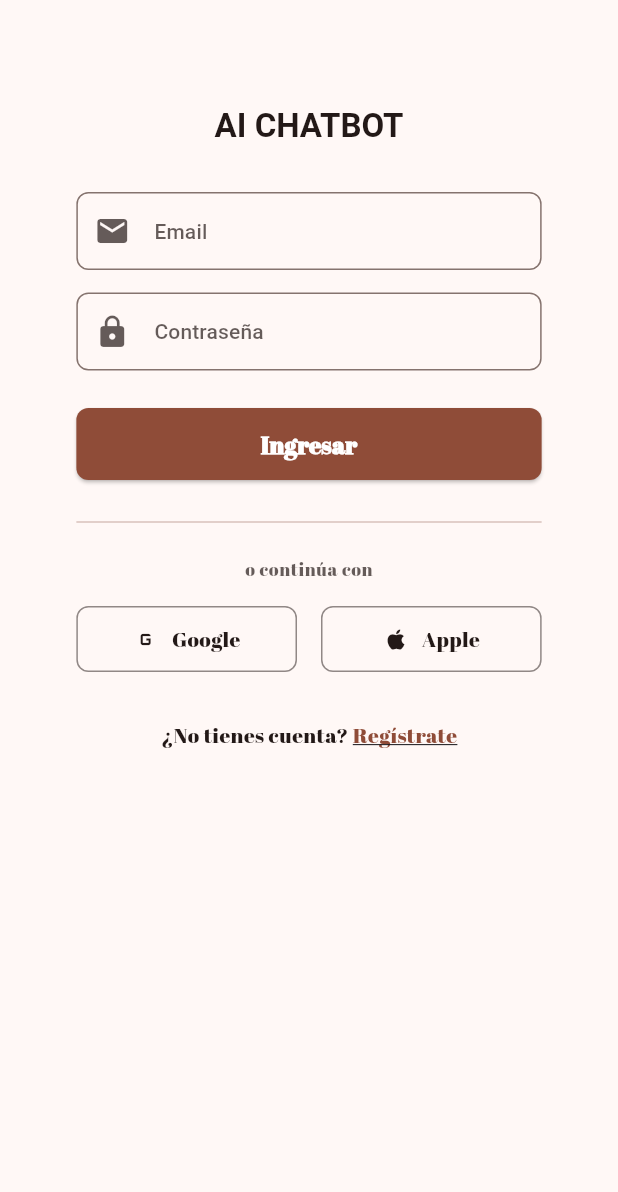
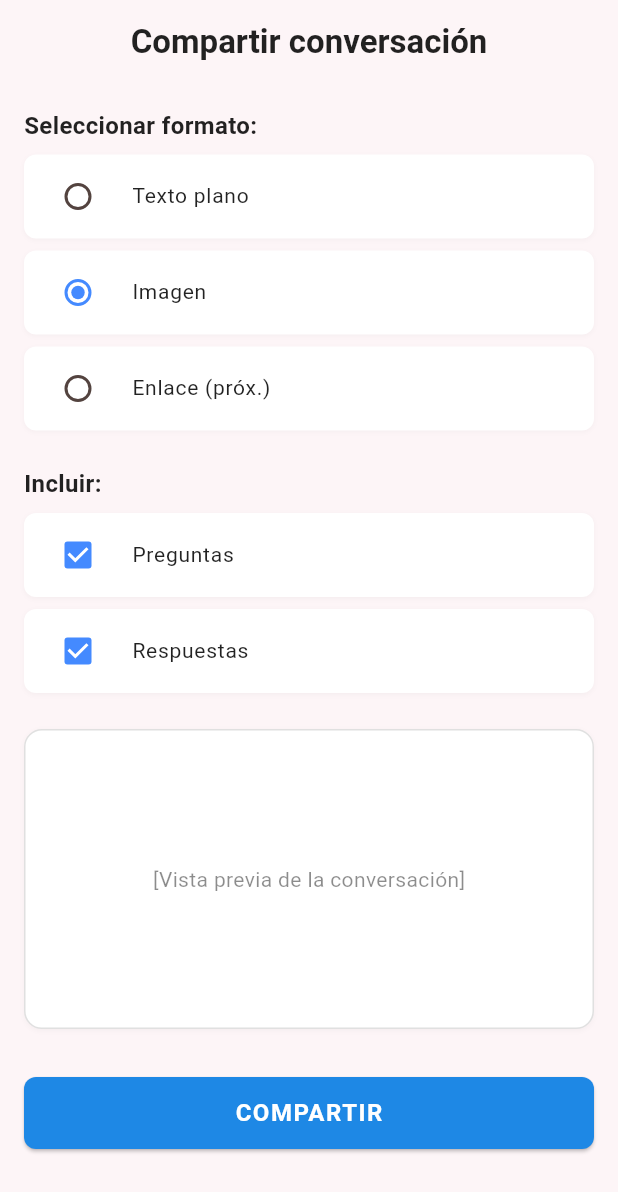
Before and after one commit to imwaltdiaz/prograMovil, a Flutter app: the screen it shows after launch, on a phone screen of 412 x 824 dp. Shown: the top 1192 px of the screen. Run offline on Flutter 3.47's test engine with Material 3 defaults, Android fonts, the phone set to English and light mode, and no system bars; our stand-ins replace get, google_fonts; Roboto replaces fonts that are missing (Allerta).

Commit message:
mejora casos de uso

```diff
--- a/AI_chatbot/lib/main.dart
+++ b/AI_chatbot/lib/main.dart
@@ -1,3 +1,5 @@
+// lib/main.dart
+
 import 'package:flutter/material.dart';
 import 'package:flutter_localizations/flutter_localizations.dart';
 import './configs/theme_1.dart';
@@ -7,9 +9,11 @@ import './pages/register/register.dart';
 import './pages/login/login.dart';
 import './pages/preferences/preferences_page.dart';
 import './pages/History/HistoryPage.dart';
-import 'package:intl/intl.dart';
 import './pages/Chat/chat_page.dart';
 import './pages/profile/profile_page.dart';
+import './pages/evaluation/evaluation.dart';
+import './pages/compartir/compartir.dart';
+import 'package:intl/intl.dart';
 
 void main() => runApp(const MyApp());
 
@@ -33,14 +37,12 @@ class _MyAppState extends State<MyApp> {
       theme: materialTheme.light(),
       darkTheme: materialTheme.dark(),
       themeMode: ThemeMode.system,
-        initialRoute: '/login', // Ruta inicial
+      initialRoute: '/compartir', // Ruta inicial
       // Establece el soporte de localización de tu app
-        localizationsDelegates: [
-          GlobalMaterialLocalizations
-              .delegate, // Delegado para material widgets
+      localizationsDelegates: const [
+        GlobalMaterialLocalizations.delegate, // Delegado para material widgets
         GlobalCupertinoLocalizations.delegate, // Delegado para iOS
-          GlobalWidgetsLocalizations
-              .delegate, // Delegado para widgets generales
+        GlobalWidgetsLocalizations.delegate, // Delegado para widgets generales
       ],
       supportedLocales: const [
         Locale('en', 'US'), // Inglés
@@ -56,7 +58,8 @@ class _MyAppState extends State<MyApp> {
         '/chat': (context) => ChatPage(),
         '/profile': (context) => ProfilePage(),
         '/evaluation': (context) => EvaluationPage(),
-
-        });
+        '/compartir': (context) => CompartirPage(),
+      },
+    );
   }
 }
--- /dev/null
+++ b/AI_chatbot/lib/pages/compartir/compartir.dart
@@ -0,0 +1,310 @@
+// lib/pages/compartir/compartir.dart
+
+import 'package:flutter/material.dart';
+
+class CompartirPage extends StatefulWidget {
+  const CompartirPage({super.key});
+
+  @override
+  State<CompartirPage> createState() => _CompartirPageState();
+}
+
+class _CompartirPageState extends State<CompartirPage> {
+  // 0 = Texto plano, 1 = Imagen, 2 = Enlace (próx.)
+  int _selectedFormat = 1;
+
+  bool _includePreguntas = true;
+  bool _includeRespuestas = true;
+
+  @override
+  Widget build(BuildContext context) {
+    return Scaffold(
+      backgroundColor: const Color(0xFFFDF5F7),
+      appBar: AppBar(
+        backgroundColor: const Color(0xFFFDF5F7),
+        elevation: 0,
+        iconTheme: const IconThemeData(color: Colors.black87),
+        title: const Text(
+          'Compartir conversación',
+          style: TextStyle(
+            color: Colors.black87,
+            fontWeight: FontWeight.w600,
+            fontFamily: 'Roboto',
+          ),
+        ),
+        centerTitle: true,
+      ),
+      body: Padding(
+        padding: const EdgeInsets.all(16.0),
+        child: Column(
+          children: [
+            // ======= Seleccionar Formato =======
+            Align(
+              alignment: Alignment.centerLeft,
+              child: Text(
+                'Seleccionar formato:',
+                style: TextStyle(
+                  fontFamily: 'Roboto',
+                  fontSize: 16,
+                  fontWeight: FontWeight.w600,
+                  color: Colors.black87,
+                ),
+              ),
+            ),
+            const SizedBox(height: 8),
+
+            // Opción: Texto plano
+            Container(
+              decoration: BoxDecoration(
+                color: Colors.white,
+                borderRadius: BorderRadius.circular(8),
+                boxShadow: [
+                  BoxShadow(
+                    color: Colors.black.withOpacity(0.03),
+                    blurRadius: 2,
+                    offset: const Offset(0, 1),
+                  ),
+                ],
+              ),
+              child: RadioListTile<int>(
+                value: 0,
+                groupValue: _selectedFormat,
+                title: const Text(
+                  'Texto plano',
+                  style: TextStyle(
+                    fontFamily: 'Roboto',
+                    fontSize: 14,
+                    color: Colors.black87,
+                  ),
+                ),
+                activeColor: Colors.blueAccent,
+                onChanged: (value) {
+                  setState(() {
+                    _selectedFormat = value!;
+                  });
+                },
+              ),
+            ),
+            const SizedBox(height: 8),
+
+            // Opción: Imagen
+            Container(
+              decoration: BoxDecoration(
+                color: Colors.white,
+                borderRadius: BorderRadius.circular(8),
+                boxShadow: [
+                  BoxShadow(
+                    color: Colors.black.withOpacity(0.03),
+                    blurRadius: 2,
+                    offset: const Offset(0, 1),
+                  ),
+                ],
+              ),
+              child: RadioListTile<int>(
+                value: 1,
+                groupValue: _selectedFormat,
+                title: const Text(
+                  'Imagen',
+                  style: TextStyle(
+                    fontFamily: 'Roboto',
+                    fontSize: 14,
+                    color: Colors.black87,
+                  ),
+                ),
+                activeColor: Colors.blueAccent,
+                onChanged: (value) {
+                  setState(() {
+                    _selectedFormat = value!;
+                  });
+                },
+              ),
+            ),
+            const SizedBox(height: 8),
+
+            // Opción: Enlace (próx.)
+            Container(
+              decoration: BoxDecoration(
+                color: Colors.white,
+                borderRadius: BorderRadius.circular(8),
+                boxShadow: [
+                  BoxShadow(
+                    color: Colors.black.withOpacity(0.03),
+                    blurRadius: 2,
+                    offset: const Offset(0, 1),
+                  ),
+                ],
+              ),
+              child: RadioListTile<int>(
+                value: 2,
+                groupValue: _selectedFormat,
+                title: const Text(
+                  'Enlace (próx.)',
+                  style: TextStyle(
+                    fontFamily: 'Roboto',
+                    fontSize: 14,
+                    color: Colors.black87,
+                  ),
+                ),
+                activeColor: Colors.blueAccent,
+                onChanged: (value) {
+                  setState(() {
+                    _selectedFormat = value!;
+                  });
+                },
+              ),
+            ),
+
+            const SizedBox(height: 24),
+
+            // ======= Incluir: Preguntas / Respuestas =======
+            Align(
+              alignment: Alignment.centerLeft,
+              child: Text(
+                'Incluir:',
+                style: TextStyle(
+                  fontFamily: 'Roboto',
+                  fontSize: 16,
+                  fontWeight: FontWeight.w600,
+                  color: Colors.black87,
+                ),
+              ),
+            ),
+            const SizedBox(height: 8),
+
+            // Checkbox: Preguntas
+            Container(
+              decoration: BoxDecoration(
+                color: Colors.white,
+                borderRadius: BorderRadius.circular(8),
+                boxShadow: [
+                  BoxShadow(
+                    color: Colors.black.withOpacity(0.03),
+                    blurRadius: 2,
+                    offset: const Offset(0, 1),
+                  ),
+                ],
+              ),
+              child: CheckboxListTile(
+                title: const Text(
+                  'Preguntas',
+                  style: TextStyle(
+                    fontFamily: 'Roboto',
+                    fontSize: 14,
+                    color: Colors.black87,
+                  ),
+                ),
+                value: _includePreguntas,
+                activeColor: Colors.blueAccent,
+                onChanged: (value) {
+                  setState(() {
+                    _includePreguntas = value!;
+                  });
+                },
+                controlAffinity: ListTileControlAffinity.leading,
+              ),
+            ),
+            const SizedBox(height: 8),
+
+            // Checkbox: Respuestas
+            Container(
+              decoration: BoxDecoration(
+                color: Colors.white,
+                borderRadius: BorderRadius.circular(8),
+                boxShadow: [
+                  BoxShadow(
+                    color: Colors.black.withOpacity(0.03),
+                    blurRadius: 2,
+                    offset: const Offset(0, 1),
+                  ),
+                ],
+              ),
+              child: CheckboxListTile(
+                title: const Text(
+                  'Respuestas',
+                  style: TextStyle(
+                    fontFamily: 'Roboto',
+                    fontSize: 14,
+                    color: Colors.black87,
+                  ),
+                ),
+                value: _includeRespuestas,
+                activeColor: Colors.blueAccent,
+                onChanged: (value) {
+                  setState(() {
+                    _includeRespuestas = value!;
+                  });
+                },
+                controlAffinity: ListTileControlAffinity.leading,
+              ),
+            ),
+
+            const SizedBox(height: 24),
+
+            // ======= Vista previa de la conversación =======
+            Container(
+              width: double.infinity,
+              height: 200,
+              decoration: BoxDecoration(
+                color: Colors.white,
+                borderRadius: BorderRadius.circular(12),
+                border: Border.all(color: Colors.black12),
+                boxShadow: [
+                  BoxShadow(
+                    color: Colors.black.withOpacity(0.03),
+                    blurRadius: 2,
+                    offset: const Offset(0, 1),
+                  ),
+                ],
+              ),
+              alignment: Alignment.center,
+              child: const Text(
+                '[Vista previa de la conversación]',
+                style: TextStyle(
+                  fontFamily: 'Roboto',
+                  fontSize: 14,
+                  color: Colors.black45,
+                ),
+              ),
+            ),
+
+            const SizedBox(height: 32),
+
+            // ======= Botón COMPARTIR =======
+            SizedBox(
+              width: double.infinity,
+              height: 48,
+              child: ElevatedButton(
+                onPressed: () {
+                  // Lógica para compartir, por ejemplo:
+                  // - Si _selectedFormat == 1 y _includePreguntas == true, etc.
+                  ScaffoldMessenger.of(context).showSnackBar(
+                    const SnackBar(
+                      content: Text('Se ha compartido la conversación.'),
+                      duration: Duration(seconds: 2),
+                    ),
+                  );
+                },
+                style: ElevatedButton.styleFrom(
+                  backgroundColor: const Color(0xFF1E88E5),
+                  shape: RoundedRectangleBorder(
+                    borderRadius: BorderRadius.circular(8),
+                  ),
+                ),
+                child: const Text(
+                  'COMPARTIR',
+                  style: TextStyle(
+                    fontFamily: 'Roboto',
+                    fontSize: 16,
+                    fontWeight: FontWeight.w600,
+                    color: Colors.white,
+                    letterSpacing: 1.0,
+                  ),
+                ),
+              ),
+            ),
+          ],
+        ),
+      ),
+    );
+  }
+}
--- a/AI_chatbot/lib/pages/evaluation/evaluation.dart
+++ b/AI_chatbot/lib/pages/evaluation/evaluation.dart
@@ -27,7 +27,7 @@ class EvaluationPage extends StatelessWidget {
         elevation: 0,
         iconTheme: const IconThemeData(color: Colors.black87),
         title: const Text(
-          'CU7: Evaluar respuestas',
+          'Evaluar respuestas',
           style: TextStyle(
             color: Colors.black87,
             fontWeight: FontWeight.w600,
```
Also changed, not shown: AI_chatbot/lib/pages/compartir/compartir_controller.dart (added, +91 -0 lines), 5 other files. Lines whose indentation alone changed are shown as unchanged.
